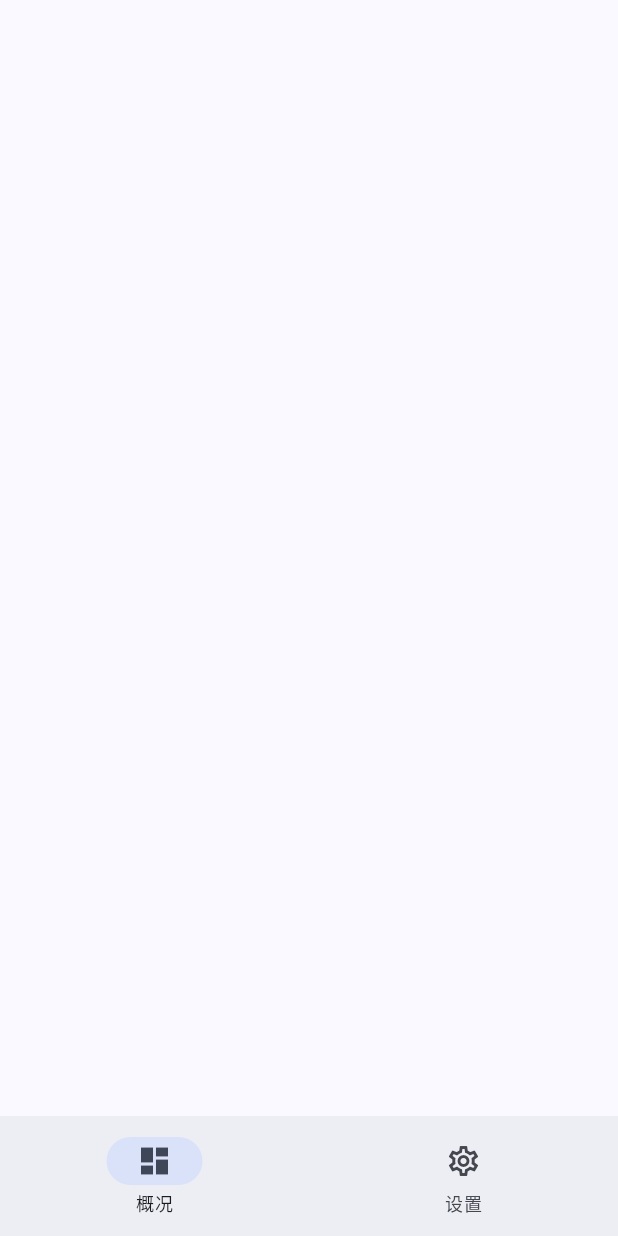
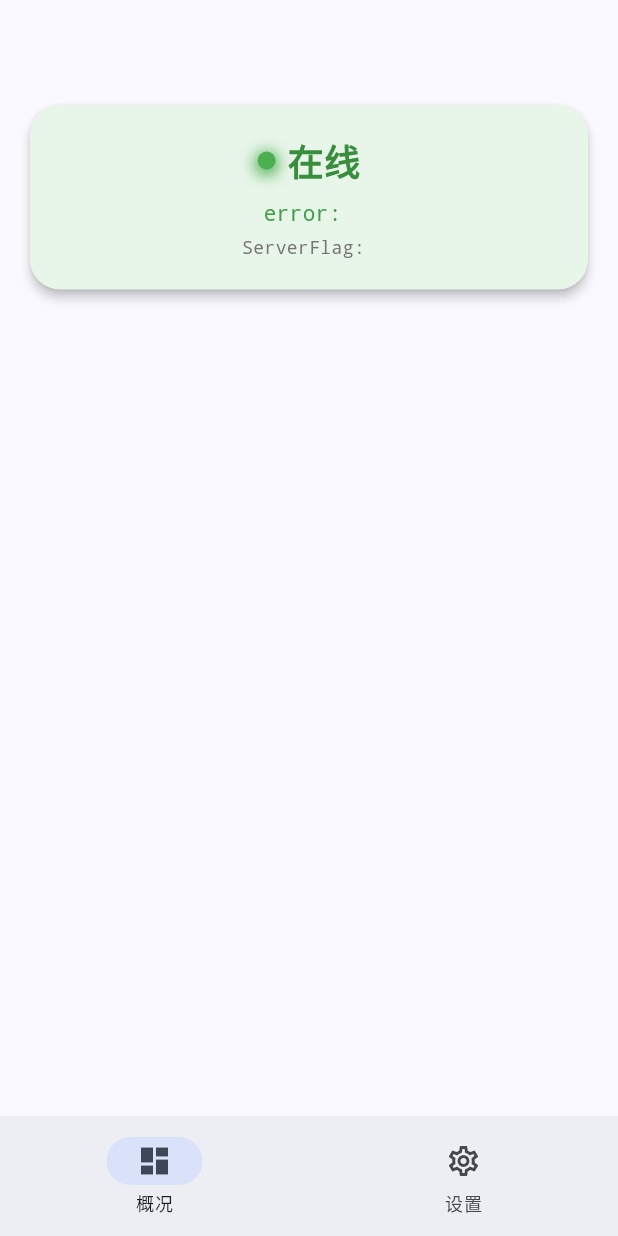
Before and after one commit to mel0nyrame/LinkUp, a Flutter app: the screen it shows after launch, on a phone screen of 412 x 824 dp. Run offline on Flutter 3.47's test engine with Material 3 defaults, Android fonts, the phone set to English and light mode, and no system bars.

Commit message:
feat(status): 添加在线状态卡片与概览页

```diff
--- /dev/null
+++ b/lib/components/StatusCard.dart
@@ -0,0 +1,75 @@
+import 'package:flutter/material.dart';
+
+class Statuscard extends StatefulWidget {
+  const Statuscard({super.key});
+
+  @override
+  State<Statuscard> createState() => _StatuscardState();
+}
+
+class _StatuscardState extends State<Statuscard> {
+  @override
+  Widget build(BuildContext context) {
+    return Container(
+      padding: EdgeInsets.only(top: 50.0),
+      child: Card(
+        color: Colors.green.shade50,
+        child: Padding(
+          padding: EdgeInsets.all(20.0),
+          child: Column(
+            children: [
+              Row(
+                mainAxisAlignment: MainAxisAlignment.center,
+                children: [
+                  Container(
+                    width: 12,
+                    height: 12,
+                    decoration: BoxDecoration(
+                      color: Colors.green,
+                      shape: BoxShape.circle,
+                      boxShadow: [
+                        BoxShadow(
+                          color: Colors.green,
+                          spreadRadius: 2,
+                          blurRadius: 8,
+                          offset: Offset(0, 2),
+                        ),
+                      ],
+                    ),
+                  ),
+                  SizedBox(width: 8.0),
+                  Text(
+                    "在线",
+                    style: TextStyle(
+                      fontSize: 24,
+                      fontWeight: FontWeight.bold,
+                      color: Colors.green.shade700,
+                    ),
+                  ),
+                ],
+              ),
+              const SizedBox(height: 8),
+              Text(
+                'error: ',
+                style: TextStyle(
+                  color: Colors.green.shade600,
+                  fontSize: 14,
+                  fontFamily: 'monospace',
+                ),
+              ),
+              const SizedBox(height: 4),
+              Text(
+                'ServerFlag: ',
+                style: TextStyle(
+                  color: Colors.grey.shade600,
+                  fontSize: 12,
+                  fontFamily: 'monospace',
+                ),
+              ),
+            ],
+          ),
+        ),
+      ),
+    );
+  }
+}
--- a/lib/main.dart
+++ b/lib/main.dart
@@ -1,5 +1,5 @@
 import 'package:flutter/material.dart';
-import 'package:linkup/navigator/MainNavigator.dart';
+import 'package:linkup/navigation/MainNavigation.dart';
 
 void main(List<String> args) {
   runApp(MyApp());
--- a/lib/navigator/MainNavigator.dart
+++ b/lib/navigation/MainNavigation.dart
@@ -1,4 +1,5 @@
 import 'package:flutter/material.dart';
+import 'package:linkup/page/OverViewPage.dart';
 
 class MainNavigator extends StatefulWidget {
   const MainNavigator({super.key});
@@ -14,6 +15,7 @@ class _MainNavigatorState extends State<MainNavigator> {
   Widget build(BuildContext context) {
     return Scaffold(
       body: IndexedStack(index: _currentIndex, children: [
+        Overviewpage()
         ],
       ),
       bottomNavigationBar: NavigationBar(
--- /dev/null
+++ b/lib/page/OverViewPage.dart
@@ -0,0 +1,38 @@
+import 'package:flutter/material.dart';
+import 'package:linkup/components/StatusCard.dart';
+
+class Overviewpage extends StatefulWidget {
+  const Overviewpage({super.key});
+
+  @override
+  State<Overviewpage> createState() => _OverviewpageState();
+}
+
+class _OverviewpageState extends State<Overviewpage> {
+  @override
+  Widget build(BuildContext context) {
+    return RefreshIndicator(
+      onRefresh: () async {
+        await Future.delayed(const Duration(seconds: 1));
+      },
+      child: CustomScrollView(
+        slivers: [
+          SliverToBoxAdapter(
+            child: Padding(padding:  EdgeInsets.all(16.0),
+            child: Column(
+              crossAxisAlignment: CrossAxisAlignment.start,
+              children: [
+                Statuscard(),
+
+                SizedBox(height: 16),
+
+
+              ],
+            ),
+            ),
+          )
+        ],
+      )
+    );
+  }
+}
```
